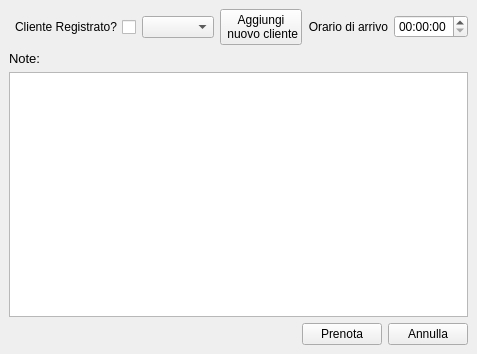
Above: ui/prenota_camere.ui from Raccispini/Progetto-Hotel before the change. Below: the same form after it.
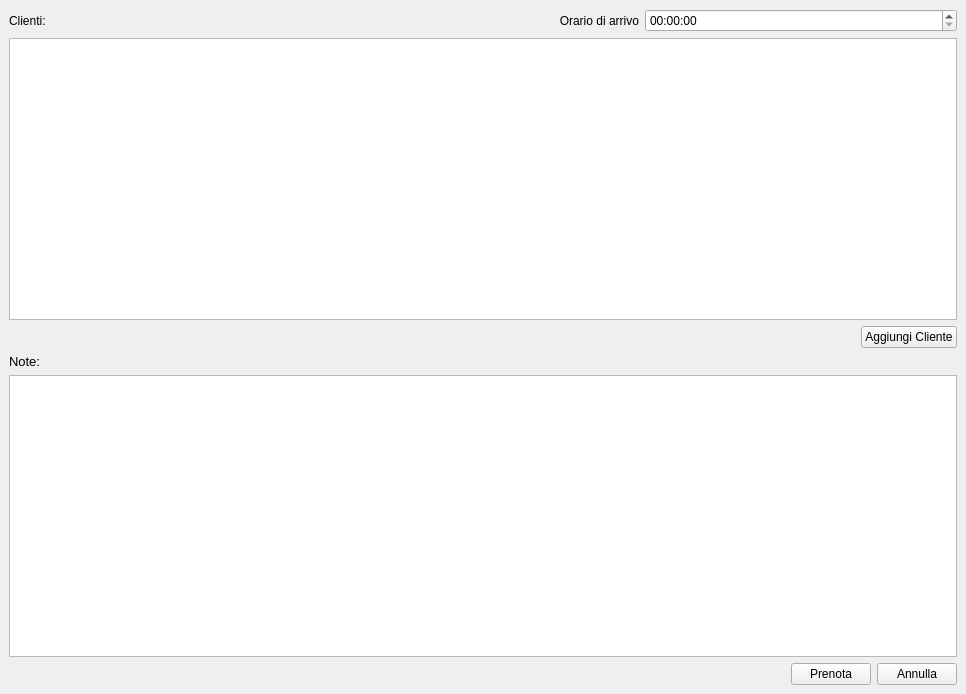
That is the form after the change.

```diff
--- a/ui/prenota_camere.ui
+++ b/ui/prenota_camere.ui
@@ -6,8 +6,8 @@
    <rect>
     <x>0</x>
     <y>0</y>
-    <width>474</width>
-    <height>354</height>
+    <width>966</width>
+    <height>694</height>
    </rect>
   </property>
   <property name="windowTitle">
@@ -17,8 +17,8 @@
    <string notr="true">font: 10pt &quot;Arial&quot;;</string>
   </property>
   <widget class="QWidget" name="centralwidget">
-   <layout class="QHBoxLayout" name="horizontalLayout_5">
-    <item>
+   <layout class="QGridLayout" name="gridLayout">
+    <item row="0" column="0">
      <layout class="QVBoxLayout" name="verticalLayout">
       <property name="leftMargin">
        <number>0</number>
@@ -26,23 +26,9 @@
       <item>
        <layout class="QHBoxLayout" name="horizontalLayout">
         <item>
-         <widget class="QCheckBox" name="checkBox_cliente_esistente">
-          <property name="layoutDirection">
-           <enum>Qt::RightToLeft</enum>
-          </property>
+         <widget class="QLabel" name="label_2">
           <property name="text">
-           <string>Cliente Registrato?</string>
-          </property>
-         </widget>
-        </item>
-        <item>
-         <widget class="QComboBox" name="comboBox_sele_cliente"/>
-        </item>
-        <item>
-         <widget class="QPushButton" name="pB_new_cliente">
-          <property name="text">
-           <string>Aggiungi 
- nuovo cliente</string>
+           <string>Clienti:</string>
           </property>
          </widget>
         </item>
@@ -64,12 +50,49 @@
         </item>
        </layout>
       </item>
+      <item>
+       <widget class="QTableWidget" name="tableWidget"/>
+      </item>
+      <item>
+       <layout class="QVBoxLayout" name="verticalLayout_2"/>
+      </item>
+      <item>
+       <layout class="QHBoxLayout" name="horizontalLayout_6">
+        <item>
+         <spacer name="horizontalSpacer_2">
+          <property name="orientation">
+           <enum>Qt::Horizontal</enum>
+          </property>
+          <property name="sizeHint" stdset="0">
+           <size>
+            <width>40</width>
+            <height>20</height>
+           </size>
+          </property>
+         </spacer>
+        </item>
+        <item>
+         <widget class="QPushButton" name="pb_aggiungi_cliente">
+          <property name="minimumSize">
+           <size>
+            <width>20</width>
+            <height>0</height>
+           </size>
+          </property>
+          <property name="text">
+           <string>Aggiungi Cliente</string>
+          </property>
+         </widget>
+        </item>
+       </layout>
+      </item>
       <item>
        <widget class="QLabel" name="label_note">
         <property name="font">
          <font>
           <family>Arial</family>
           <pointsize>10</pointsize>
+          <weight>50</weight>
           <italic>false</italic>
           <bold>false</bold>
          </font>
```
